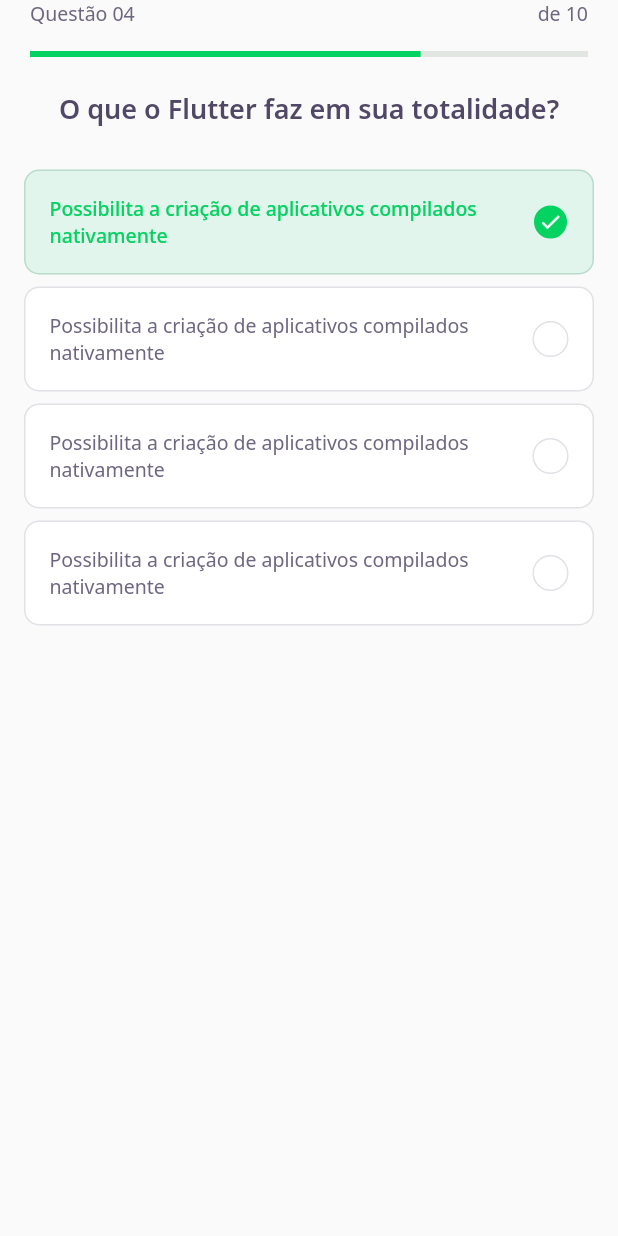
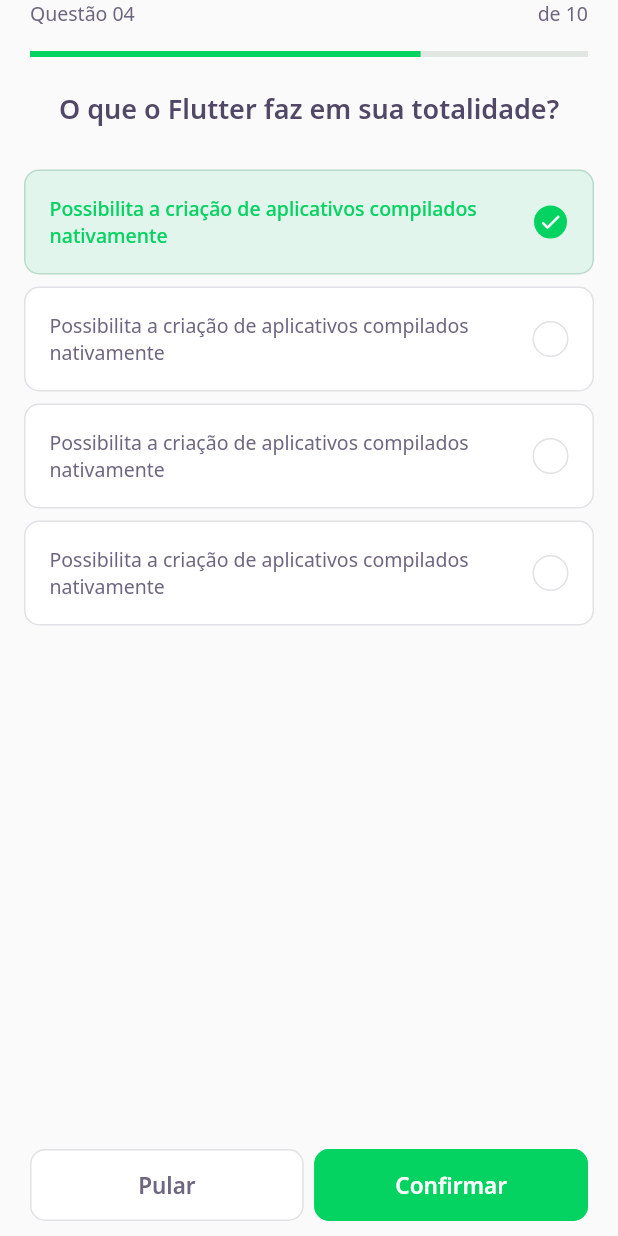
Before and after one commit to LucasFerreiraJs/rocketseat-appdevquiz-flutter, a Flutter app: the ChallengePage screen opened directly, on a phone screen of 412 x 824 dp. Run offline on Flutter 3.47's test engine with Material 2 defaults, Android fonts, the phone set to English and light mode, and no system bars; our stand-ins replace google_fonts; accounts and stored records are empty; network calls fail.

Commit message:
feature(challenge): next_button_widget

```diff
--- a/lib/challenge/challenge_page.dart
+++ b/lib/challenge/challenge_page.dart
@@ -1,3 +1,4 @@
+import 'package:DevQuiz/challenge/widgets/next_button/next_button_widget.dart';
 import 'package:DevQuiz/challenge/widgets/question_indicator/question_indicator_widget.dart';
 import 'package:DevQuiz/challenge/widgets/quiz/quiz_widget.dart';
 import 'package:flutter/material.dart';
@@ -13,13 +14,36 @@ class _ChallengePageState extends State<ChallengePage> {
   @override
   Widget build(BuildContext context) {
     return Scaffold(
-        appBar: PreferredSize(
-          preferredSize: Size.fromHeight(60),
-          child: SafeArea(
-            top: true,
-            child: QuestionIndicatorWidget(),
+      appBar: PreferredSize(
+        preferredSize: Size.fromHeight(60),
+        child: SafeArea(
+          top: true,
+          child: QuestionIndicatorWidget(),
+        ),
+      ),
+      body: QuizWidget(title: "O que o Flutter faz em sua totalidade?"),
+      bottomNavigationBar: SafeArea(
+        bottom: true,
+        child: Padding(
+          padding: const EdgeInsets.symmetric(horizontal: 20, vertical: 10),
+          child: Row(
+            mainAxisAlignment: MainAxisAlignment.spaceAround,
+            children: [
+              Expanded(
+                  child: NextButtonWidget.white(
+                label: "Pular",
+                onTap: () {},
+              )),
+              SizedBox(width: 7),
+              Expanded(
+                  child: NextButtonWidget.green(
+                label: "Confirmar",
+                onTap: () {},
+              )),
+            ],
           ),
         ),
-        body: QuizWidget(title: "O que o Flutter faz em sua totalidade?"));
+      ),
+    );
   }
 }
--- /dev/null
+++ b/lib/challenge/widgets/next_button/next_button_widget.dart
@@ -0,0 +1,65 @@
+import 'package:DevQuiz/core/app_colors.dart';
+import 'package:flutter/material.dart';
+import 'package:google_fonts/google_fonts.dart';
+
+class NextButtonWidget extends StatelessWidget {
+  final String label;
+  final Color backgroundColor;
+  final Color fontColor;
+  final Color borderColor;
+  final VoidCallback onTap;
+
+  NextButtonWidget({
+    Key? key,
+    required this.label,
+    required this.backgroundColor,
+    required this.fontColor,
+    required this.borderColor,
+    required this.onTap,
+  }) : super(key: key);
+
+  NextButtonWidget.green({required String label, required VoidCallback onTap})
+      : this.backgroundColor = AppColors.darkGreen,
+        this.fontColor = AppColors.white,
+        this.borderColor = AppColors.darkGreen,
+        this.onTap = onTap,
+        this.label = label;
+
+  NextButtonWidget.white({required String label, required VoidCallback onTap})
+      : this.backgroundColor = AppColors.white,
+        this.fontColor = AppColors.grey,
+        this.borderColor = AppColors.border,
+        this.onTap = onTap,
+        this.label = label;
+
+  @override
+  Widget build(BuildContext context) {
+    return Container(
+      height: 48,
+      child: TextButton(
+        style: ButtonStyle(
+          backgroundColor: MaterialStateProperty.all<Color>(backgroundColor),
+          shape: MaterialStateProperty.all(
+            RoundedRectangleBorder(
+              borderRadius: BorderRadius.circular(10),
+            ),
+          ),
+          side: MaterialStateProperty.all(
+            BorderSide(
+              color: borderColor,
+            ),
+          ),
+        ),
+        onPressed: onTap,
+        child: Text(
+          label,
+          style: GoogleFonts.notoSans(
+            fontWeight: FontWeight.w600,
+            fontSize: 15,
+            color: fontColor,
+          ),
+        ),
+      ),
+    );
+  }
+}
--- a/lib/shared/models/quiz_model.dart
+++ b/lib/shared/models/quiz_model.dart
@@ -53,7 +53,7 @@ class QuizModel {
       'questions': questions.map((x) => x.toMap()).toList(),
       'questionAwnsers': questionAwnsers,
       'image': image,
-      'level': level.parse!,
+      'level': level.parse,
     };
   }
 
```
Also changed, not shown: 1 other file.
